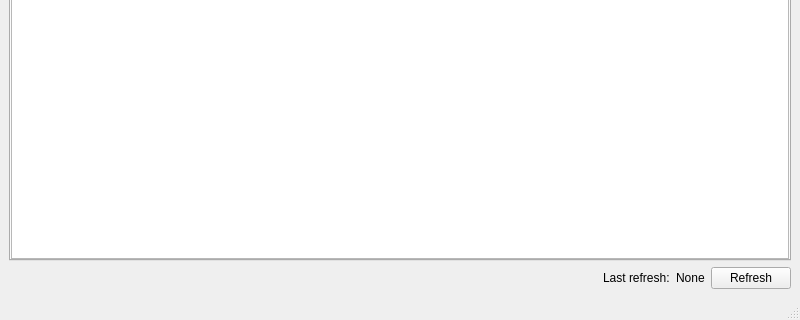
Qt form src/stockmonitor/ui/mainwindow.ui (anetczuk/stock-monitor) before a commit; both pictures show x 0 to 800 and y 280 to 600 of the 800 by 600 pixel window.
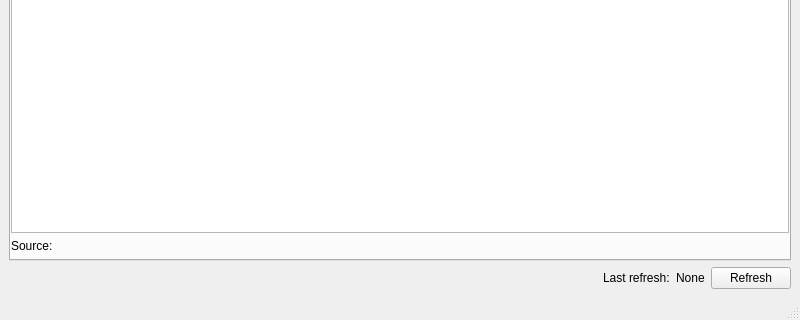
The same form after that commit. The open tabs and pages were chosen to show the change. Custom widgets are drawn as their Qt base class.

Commit message: Add source info

```diff
--- a/src/stockmonitor/ui/mainwindow.ui
+++ b/src/stockmonitor/ui/mainwindow.ui
@@ -189,11 +189,29 @@
          <number>0</number>
         </property>
         <property name="bottomMargin">
-         <number>0</number>
+         <number>6</number>
         </property>
         <item>
          <widget class="StockFullTable" name="stockFullTable"/>
         </item>
+        <item>
+         <layout class="QHBoxLayout" name="horizontalLayout_3" stretch="0,1">
+          <item>
+           <widget class="QLabel" name="label_3">
+            <property name="text">
+             <string>Source:</string>
+            </property>
+           </widget>
+          </item>
+          <item>
+           <widget class="QLabel" name="stockSourceLabel">
+            <property name="text">
+             <string/>
+            </property>
+           </widget>
+          </item>
+         </layout>
+        </item>
        </layout>
       </widget>
       <widget class="QWidget" name="favTab">
```
Left out of the diff: 22 changed lines with no effect on the pictures. The commit also changes 16 other files.
